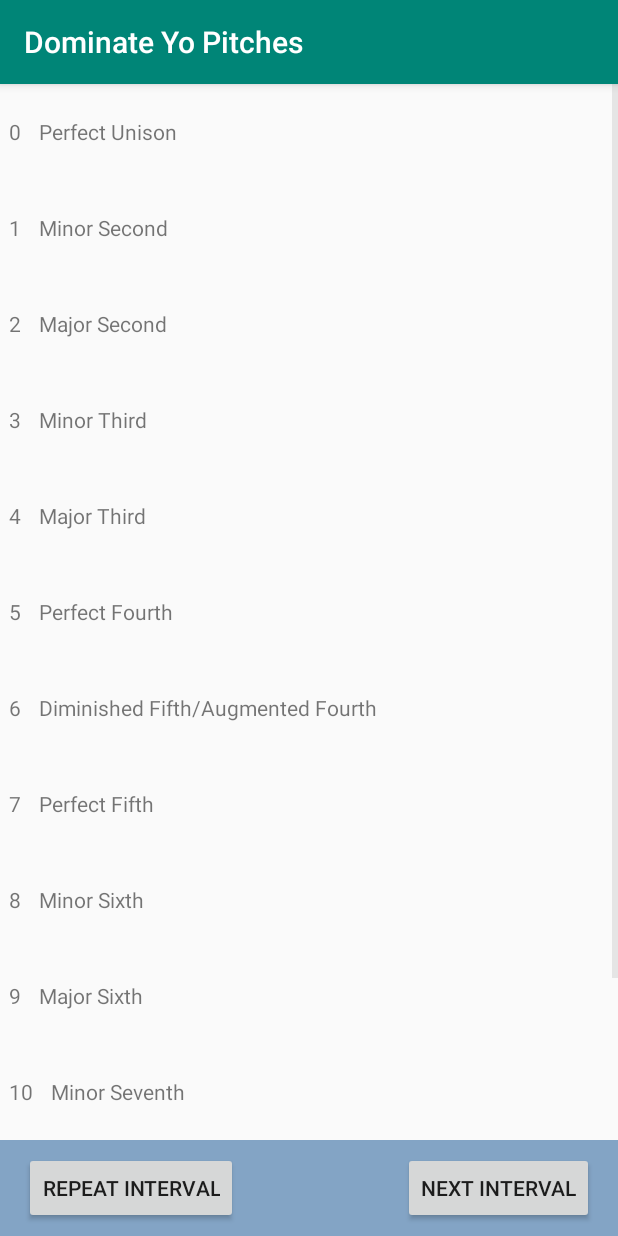
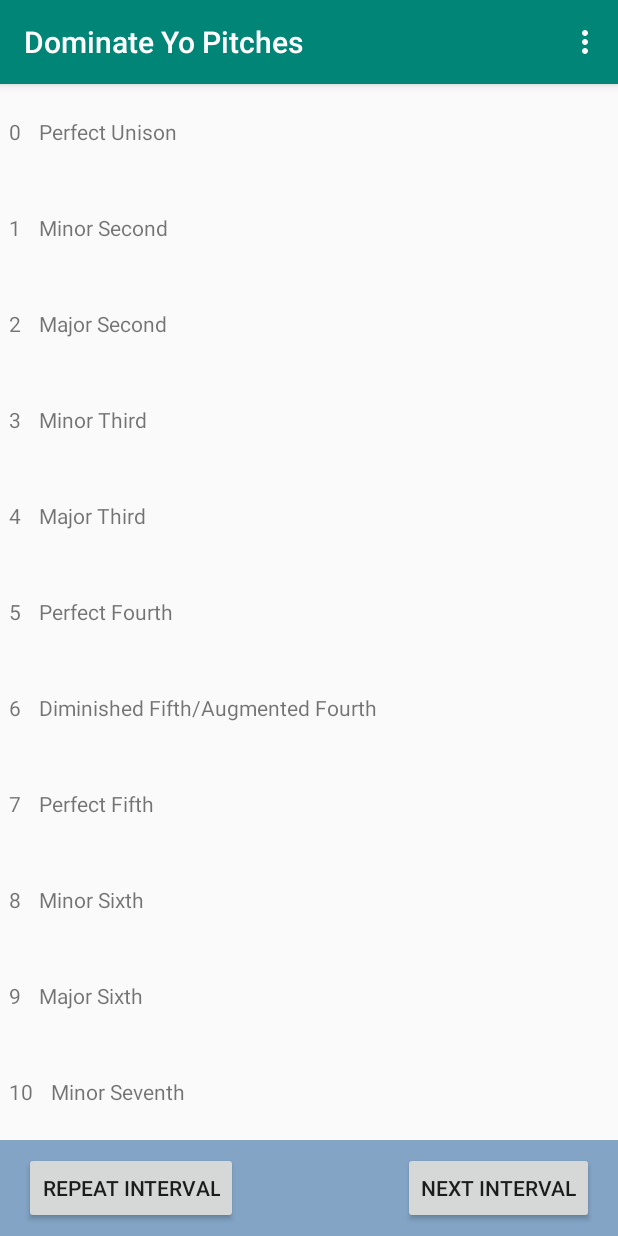
Before and after one commit to lettertea/simple-intervals-of-music, an Android app: the screen it shows after launch (MainActivity), after a tap on "Perfect Unison", on a phone screen of 412 x 824 dp. Run offline under Robolectric (Android 15) with nearby library versions, the phone set to English and light mode, and no system bars.

Commit message:
Add main menu UI

```diff
--- a/app/src/main/java/com/nashkenazy/intervals/MainActivity.java
+++ b/app/src/main/java/com/nashkenazy/intervals/MainActivity.java
@@ -6,6 +6,8 @@ import android.support.v7.app.AppCompatActivity;
 import android.os.Bundle;
 import android.support.v7.widget.LinearLayoutManager;
 import android.support.v7.widget.RecyclerView;
+import android.view.Menu;
+import android.view.MenuItem;
 import android.widget.Button;
 import android.os.Handler;
 
@@ -38,6 +40,22 @@ public class MainActivity extends AppCompatActivity implements OnIntervalClick {
         recyclerView.setAdapter(new MyAdapter(INTERVALS, this));
 
         setupRound();
+    }
+
+
+    @Override
+    public boolean onCreateOptionsMenu(Menu menu) {
+        getMenuInflater().inflate(R.menu.menu_main, menu);
+        return true;
+    }
+
+    @Override
+    public boolean onOptionsItemSelected(MenuItem item) {
+        int id = item.getItemId();
+        if (id == R.id.action_settings) {
+            return true;
+        }
+        return super.onOptionsItemSelected(item);
     }
 
     // Adapter listener implementation must be done here instead of setupRound
--- a/app/src/main/res/layout/activity_main.xml
+++ b/app/src/main/res/layout/activity_main.xml
@@ -1,51 +1,11 @@
 <?xml version="1.0" encoding="utf-8"?>
-<android.support.constraint.ConstraintLayout xmlns:android="http://schemas.android.com/apk/res/android"
-    xmlns:app="http://schemas.android.com/apk/res-auto"
+<android.support.design.widget.CoordinatorLayout xmlns:android="http://schemas.android.com/apk/res/android"
     xmlns:tools="http://schemas.android.com/tools"
     android:layout_width="match_parent"
     android:layout_height="match_parent"
     tools:context=".MainActivity">
 
-
-    <android.support.v7.widget.RecyclerView
-        android:id="@+id/my_recycler_view"
-        android:layout_width="match_parent"
-        android:layout_height="0dp"
-        android:layout_alignParentTop="true"
-        android:scrollbars="vertical"
-        app:layout_constraintBottom_toTopOf="@+id/footer_text"
-        app:layout_constraintEnd_toEndOf="parent"
-        app:layout_constraintStart_toStartOf="parent"
-        app:layout_constraintTop_toTopOf="parent" />
-
-    <RelativeLayout xmlns:android="http://schemas.android.com/apk/res/android"
-        android:id="@+id/footer_text"
-        android:layout_width="match_parent"
-        android:layout_height="wrap_content"
-        android:layout_alignParentBottom="true"
-        android:background="@color/footer"
-        android:gravity="center_vertical|center_horizontal"
-        android:padding="8dp"
-        android:weightSum="2"
-        app:layout_constraintBottom_toBottomOf="parent">
-
-        <Button
-            android:id="@+id/button_repeat"
-            android:layout_width="wrap_content"
-            android:layout_height="wrap_content"
-            android:layout_alignParentStart="true"
-            android:layout_marginStart="8dp"
-            android:text="@string/repeat_interval" />
-
-        <Button
-            android:id="@+id/button_next_interval"
-            android:layout_width="wrap_content"
-            android:layout_height="wrap_content"
-            android:layout_alignParentEnd="true"
-            android:layout_marginEnd="8dp"
-            android:text="@string/next_interval" />
-
-    </RelativeLayout>
+    <include layout="@layout/content_main" />
 
 
-</android.support.constraint.ConstraintLayout>
+</android.support.design.widget.CoordinatorLayout>
--- /dev/null
+++ b/app/src/main/res/layout/content_main.xml
@@ -0,0 +1,52 @@
+<?xml version="1.0" encoding="utf-8"?>
+<android.support.constraint.ConstraintLayout xmlns:android="http://schemas.android.com/apk/res/android"
+    xmlns:app="http://schemas.android.com/apk/res-auto"
+    xmlns:tools="http://schemas.android.com/tools"
+    android:layout_width="match_parent"
+    android:layout_height="match_parent"
+    tools:context=".MainActivity"
+    tools:showIn="@layout/activity_main">
+
+
+    <android.support.v7.widget.RecyclerView
+        android:id="@+id/my_recycler_view"
+        android:layout_width="match_parent"
+        android:layout_height="0dp"
+        android:layout_alignParentTop="true"
+        android:scrollbars="vertical"
+        app:layout_constraintBottom_toTopOf="@+id/footer_text"
+        app:layout_constraintEnd_toEndOf="parent"
+        app:layout_constraintStart_toStartOf="parent"
+        app:layout_constraintTop_toTopOf="parent" />
+
+    <RelativeLayout xmlns:android="http://schemas.android.com/apk/res/android"
+        android:id="@+id/footer_text"
+        android:layout_width="match_parent"
+        android:layout_height="wrap_content"
+        android:layout_alignParentBottom="true"
+        android:background="@color/footer"
+        android:gravity="center_vertical|center_horizontal"
+        android:padding="8dp"
+        android:weightSum="2"
+        app:layout_constraintBottom_toBottomOf="parent">
+
+        <Button
+            android:id="@+id/button_repeat"
+            android:layout_width="wrap_content"
+            android:layout_height="wrap_content"
+            android:layout_alignParentStart="true"
+            android:layout_marginStart="8dp"
+            android:text="@string/repeat_interval" />
+
+        <Button
+            android:id="@+id/button_next_interval"
+            android:layout_width="wrap_content"
+            android:layout_height="wrap_content"
+            android:layout_alignParentEnd="true"
+            android:layout_marginEnd="8dp"
+            android:text="@string/next_interval" />
+
+    </RelativeLayout>
+
+
+</android.support.constraint.ConstraintLayout>
--- /dev/null
+++ b/app/src/main/res/menu/menu_main.xml
@@ -0,0 +1,10 @@
+<menu xmlns:android="http://schemas.android.com/apk/res/android"
+    xmlns:app="http://schemas.android.com/apk/res-auto"
+    xmlns:tools="http://schemas.android.com/tools"
+    tools:context="com.nashkenazy.intervals.MainActivity">
+    <item
+        android:id="@+id/action_settings"
+        android:orderInCategory="100"
+        android:title="@string/action_settings"
+        app:showAsAction="never" />
+</menu>
--- a/app/src/main/res/values/strings.xml
+++ b/app/src/main/res/values/strings.xml
@@ -1,5 +1,6 @@
 <resources>
     <string name="app_name">Dominate Yo Pitches</string>
+    <string name="action_settings">Settings</string>
     <string name="play">Play sound</string>
     <string name="submit">submit</string>
     <string name="repeat_interval">repeat interval</string>
```
